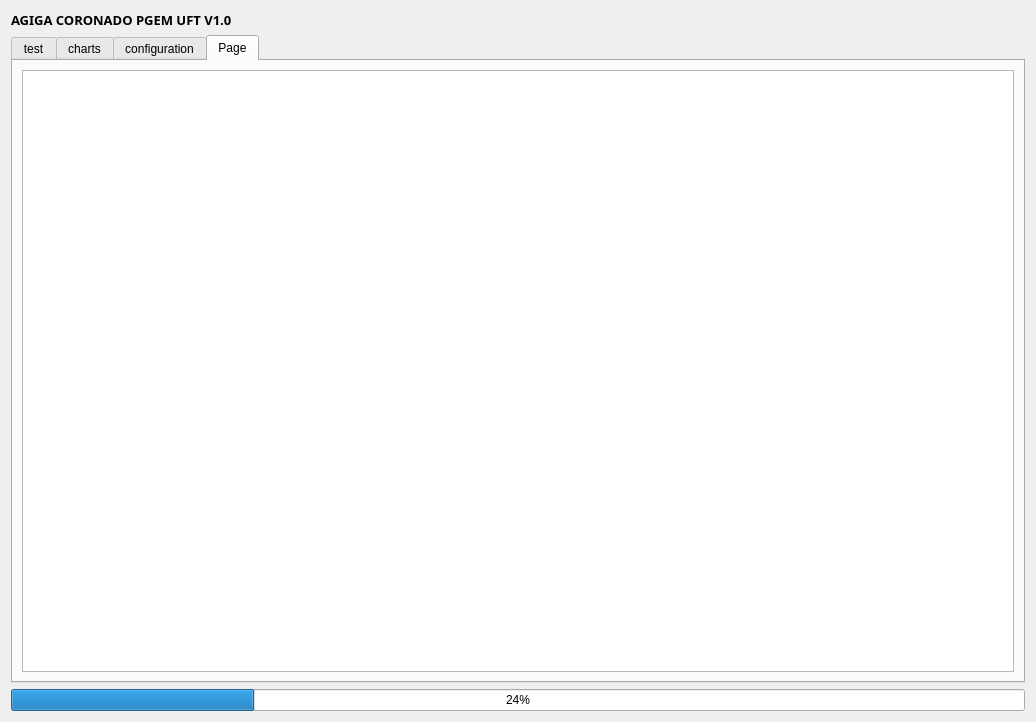
The window that src/UFT/UFT_Ui.ui (fanmuzhi/UFT) describes before a commit, drawn with Qt 5.
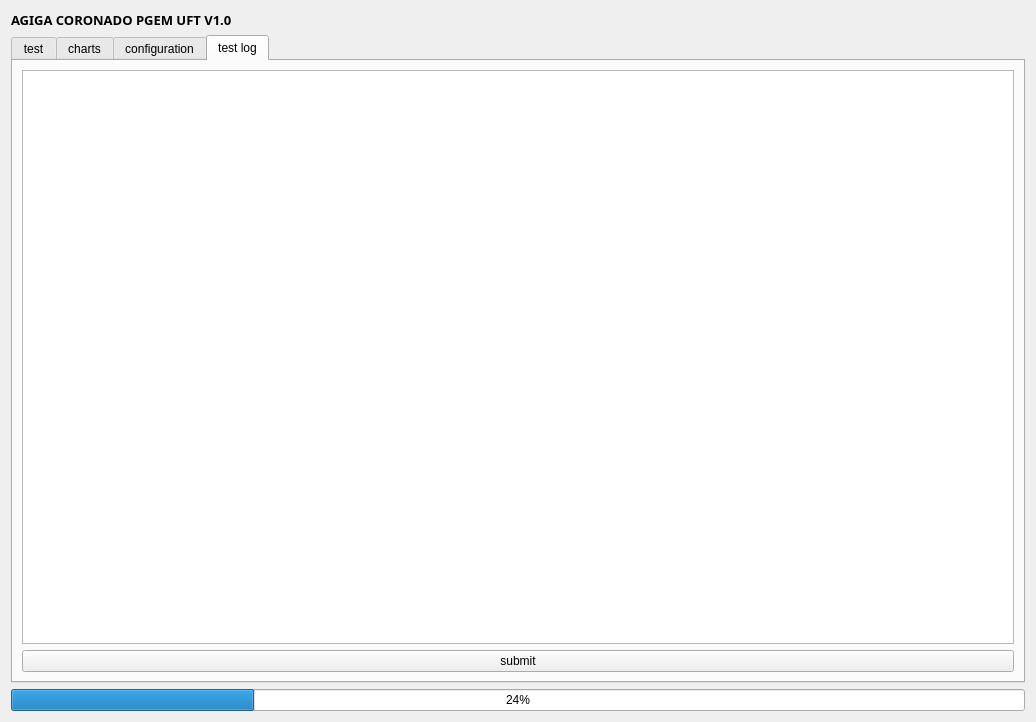
The same window after the commit. The open tabs and pages were chosen to show the change. Custom widgets are drawn as their Qt base class.

The edit to the form file:
```diff
--- a/src/UFT/UFT_Ui.ui
+++ b/src/UFT/UFT_Ui.ui
@@ -329,9 +329,16 @@
      </widget>
      <widget class="QWidget" name="tab">
       <attribute name="title">
-       <string>Page</string>
+       <string>test log</string>
       </attribute>
       <layout class="QGridLayout" name="gridLayout_5">
+       <item row="1" column="0">
+        <widget class="QPushButton" name="submit_pushButton">
+         <property name="text">
+          <string>submit</string>
+         </property>
+        </widget>
+       </item>
        <item row="0" column="0">
         <widget class="QTableView" name="tableView">
          <property name="editTriggers">
```
Left out of the diff: 55 changed lines with no effect on the pictures.
